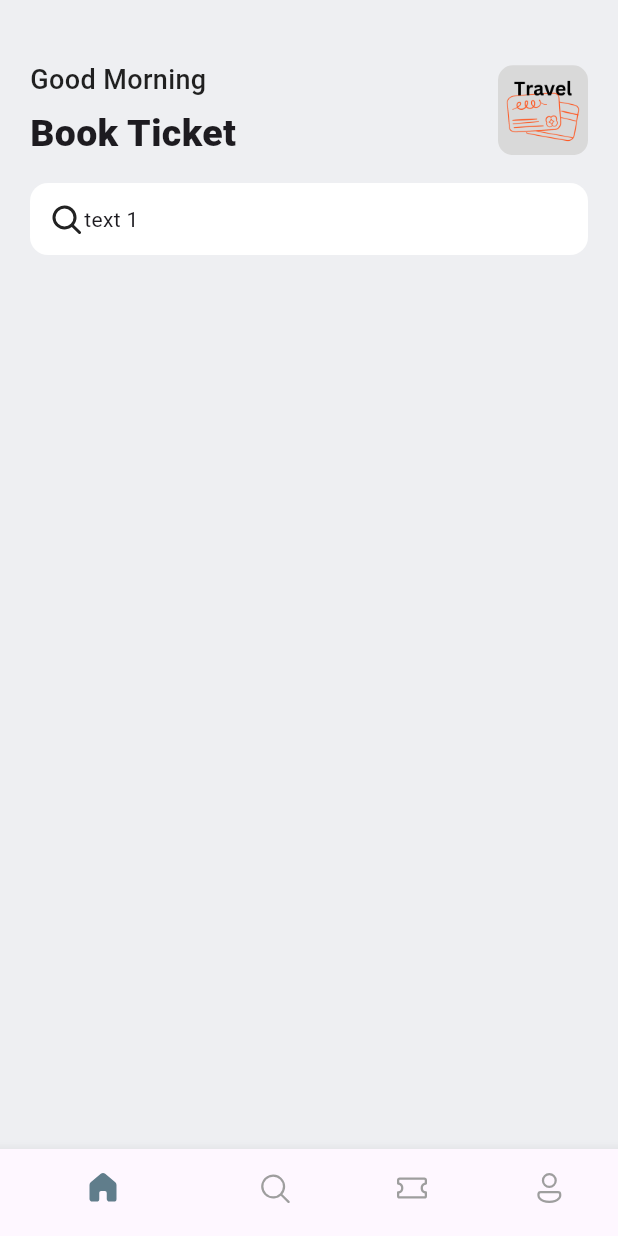
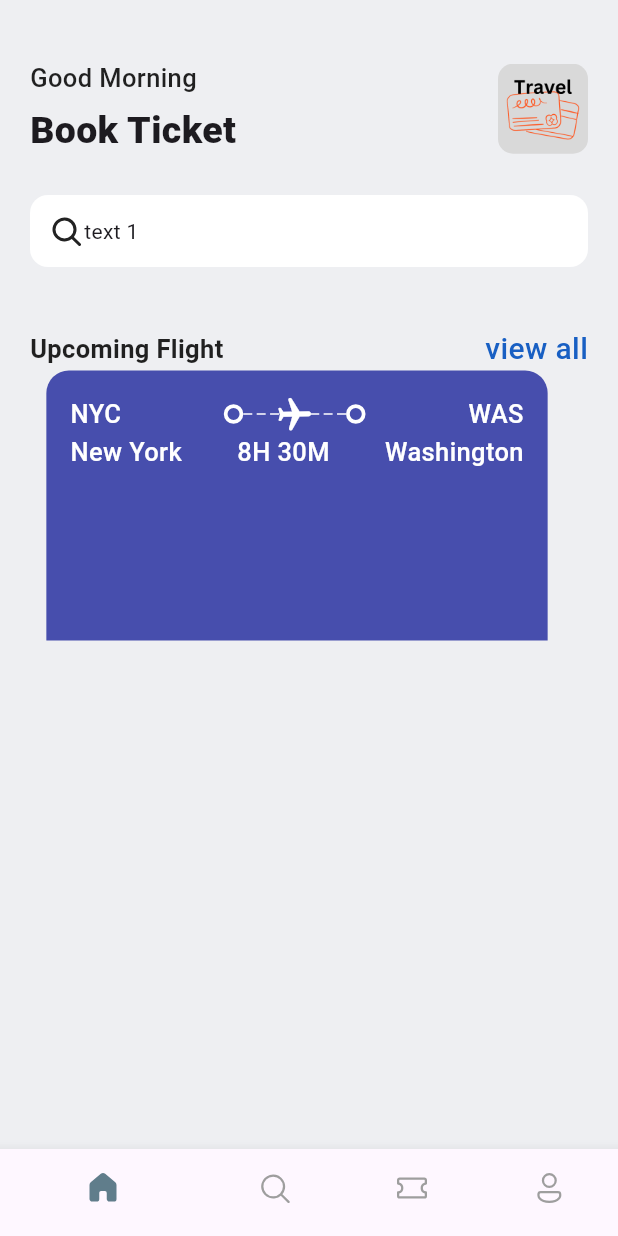
Before and after one commit to Jjphuan/Flutter-ticket_app, a Flutter app: the screen it shows after launch, on a phone screen of 412 x 824 dp. Run offline on Flutter 3.47's test engine with Material 3 defaults, Android fonts, the phone set to English and light mode, and no system bars; our stand-ins replace fluentui_icons.

Commit message:
2024-12-22

```diff
--- a/lib/base/res/Style/app_style.dart
+++ b/lib/base/res/Style/app_style.dart
@@ -3,13 +3,18 @@ import 'package:flutter/material.dart';
 Color primary = Colors.blue;
 
 class AppStyle {
-  static Color bgColor = Color(0xFFeeeff2);
+  static Color bgColor = const Color(0xFFeeeff2);
   static Color primaryColor = primary;
   static Color textColor = Colors.black87;
+  static Color inkWellColor = const Color.fromARGB(255, 24, 95, 195);
+  static Color tickerBlue = const Color.fromARGB(255, 71, 78, 173);
 
-  static TextStyle headTextSmall = TextStyle(
-      fontSize: 18, fontWeight: FontWeight.w500, color: AppStyle.textColor);
+  static TextStyle headTextSmall =
+      TextStyle(fontSize: 17, fontWeight: FontWeight.w500, color: textColor);
 
   static TextStyle headTextBig =
       const TextStyle(fontSize: 25, fontWeight: FontWeight.w800);
+
+  static TextStyle headline1 =
+      TextStyle(fontSize: 20, fontWeight: FontWeight.w500, color: inkWellColor);
 }
--- a/lib/base/widgets/app_double_text.dart
+++ b/lib/base/widgets/app_double_text.dart
@@ -1,10 +1,27 @@
 import 'package:flutter/material.dart';
+import 'package:ticket_app/base/res/Style/app_style.dart';
 
 class AppDoubleText extends StatelessWidget {
-  const AppDoubleText({super.key});
+  const AppDoubleText(
+      {Key? key, required this.bigText, required this.smallText})
+      : super(key: key);
+
+  final String bigText;
+  final String smallText;
 
   @override
   Widget build(BuildContext context) {
-    return Container();
+    return Row(
+      mainAxisAlignment: MainAxisAlignment.spaceBetween,
+      children: [
+      Text(bigText,style: AppStyle.headTextSmall.copyWith(fontWeight: FontWeight.w600),),
+      InkWell(
+        onTap: (){
+
+        },
+        child: Text(smallText,style: AppStyle.headline1,),
+
+      )
+    ],);
   }
 }
--- /dev/null
+++ b/lib/base/widgets/bigdot.dart
@@ -0,0 +1,16 @@
+import 'package:flutter/material.dart';
+
+class BigDot extends StatelessWidget {
+  const BigDot({super.key});
+
+  @override
+  Widget build(BuildContext context) {
+    return Container(
+        padding: const EdgeInsets.all(4),
+        decoration: BoxDecoration(
+            border: Border.all(color: Colors.white, width: 2.5),
+            borderRadius: BorderRadius.circular(20)
+        ),
+    );
+  }
+}
--- /dev/null
+++ b/lib/base/widgets/builerlayout.dart
@@ -0,0 +1,28 @@
+import 'package:flutter/material.dart';
+
+class BuilderLayout extends StatelessWidget {
+  final int randomDivider;
+
+  const BuilderLayout({super.key,required this.randomDivider});
+
+  @override
+  Widget build(BuildContext context) {
+    return LayoutBuilder(builder: (BuildContext context , BoxConstraints constraints){
+      return Flex(
+        direction: Axis.horizontal,
+        mainAxisAlignment: MainAxisAlignment.spaceBetween,
+        children: List.generate(
+          (constraints.constrainWidth()/randomDivider).floor(),
+          (index) => SizedBox(
+            width: 6,
+            height: 1,
+            child: DecoratedBox(
+              decoration: BoxDecoration(
+                color: Colors.white
+              )
+            ),
+          )),
+      );
+    });
+  }
+}
--- /dev/null
+++ b/lib/base/widgets/ticket_view.dart
@@ -0,0 +1,64 @@
+import 'package:flutter/material.dart';
+import 'package:ticket_app/base/res/Style/app_style.dart';
+import 'package:ticket_app/base/widgets/bigdot.dart';
+import 'package:ticket_app/base/widgets/builerlayout.dart';
+
+class TicketView extends StatelessWidget {
+  const TicketView({super.key});
+
+  @override
+  Widget build(BuildContext context) {
+    final size = MediaQuery.of(context).size;
+
+    return SizedBox(
+      width: size.width*0.85,
+      height: 180,
+      child: Container(
+          margin: EdgeInsets.only(right: 16),
+          padding: EdgeInsets.all(16),
+          decoration: BoxDecoration(
+            borderRadius:BorderRadius.only(topLeft: Radius.circular(15),topRight: Radius.circular(15)),
+            color: AppStyle.tickerBlue,
+            ),
+          child: Column(children: [
+            Row(
+              children: [
+                Text("NYC",style: AppStyle.headTextSmall.copyWith(color: Colors.white),),
+                Expanded(child: Container()),
+                const BigDot(),
+                Expanded(child: Stack(
+                  children: [
+                    const SizedBox(
+                    height: 26,
+                    child: BuilderLayout(randomDivider: 8)
+                  ),
+                    Center(
+                      child: Transform.rotate(
+                        angle: 1.55,
+                        child: const Icon(
+                          Icons.local_airport_rounded,
+                          color: Colors.white,
+                          size: 26,
+                          ),
+                    ),)
+                ],
+                )),
+                const BigDot(),
+                Expanded(child: Container()),
+                Text("WAS",style: AppStyle.headTextSmall.copyWith(color: Colors.white),)
+              ],
+            ),
+            Row(
+              children: [
+                Text("New York",style: AppStyle.headTextSmall.copyWith(color: Colors.white),),
+                Expanded(child: Container()),
+                Text("8H 30M",style: AppStyle.headTextSmall.copyWith(color:Colors.white)),
+                Expanded(child: Container()),
+                Text("Washington",style: AppStyle.headTextSmall.copyWith(color: Colors.white),)
+              ],
+            )
+          ],),
+        ),
+    );
+  }
+}
--- a/lib/screens/home_screen.dart
+++ b/lib/screens/home_screen.dart
@@ -4,6 +4,7 @@ import 'package:flutter/material.dart';
 import 'package:ticket_app/base/res/Style/app_style.dart';
 import 'package:ticket_app/base/res/media.dart';
 import 'package:ticket_app/base/widgets/app_double_text.dart';
+import 'package:ticket_app/base/widgets/ticket_view.dart';
 
 class HomeScreen extends StatelessWidget {
   const HomeScreen({super.key});
@@ -34,16 +35,16 @@ class HomeScreen extends StatelessWidget {
                       width: 60,
                       height: 60,
                       decoration: BoxDecoration(
-                        image: DecorationImage(
+                        image: const DecorationImage(
                           image: AssetImage(AppMedia.logo),
                         ),
                         borderRadius: BorderRadius.circular(10)
                       ),
                     ),
                   ],
-                ),SizedBox(height: 15,)
+                ),const SizedBox(height: 25,)
                 ,Container(
-                  padding: EdgeInsets.symmetric(horizontal: 12,vertical: 12),
+                  padding: const EdgeInsets.symmetric(horizontal: 12,vertical: 12),
                   decoration: BoxDecoration(
                     borderRadius: BorderRadius.circular(12),
                     color: Colors.white
@@ -54,12 +55,13 @@ class HomeScreen extends StatelessWidget {
                       Text("text 1"),
                     ],
                   ),
-                )
+                ),
+                const SizedBox(height: 40,),
+                AppDoubleText(bigText: 'Upcoming Flight',smallText: 'view all',),
+                TicketView(),
               ],
             ),
           ),
-          const SizedBox(height: 40,),
-          AppDoubleText(),
         ],
       ),
     );
```
Also changed, not shown: lib/main.dart (line endings or trailing spaces).
